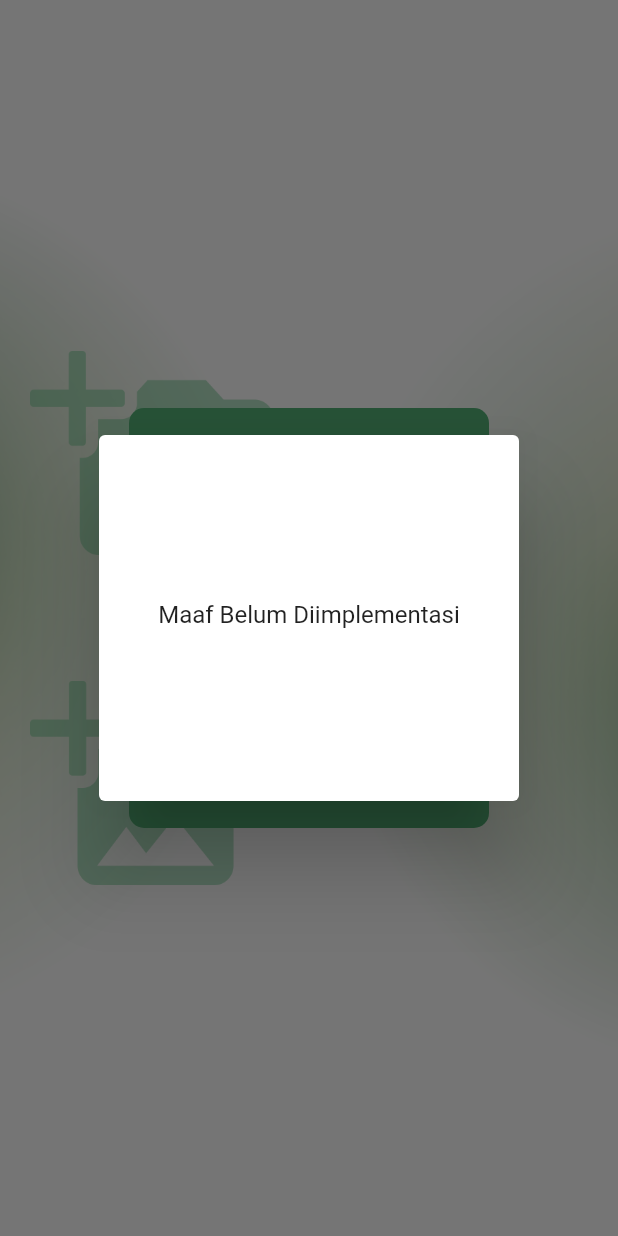
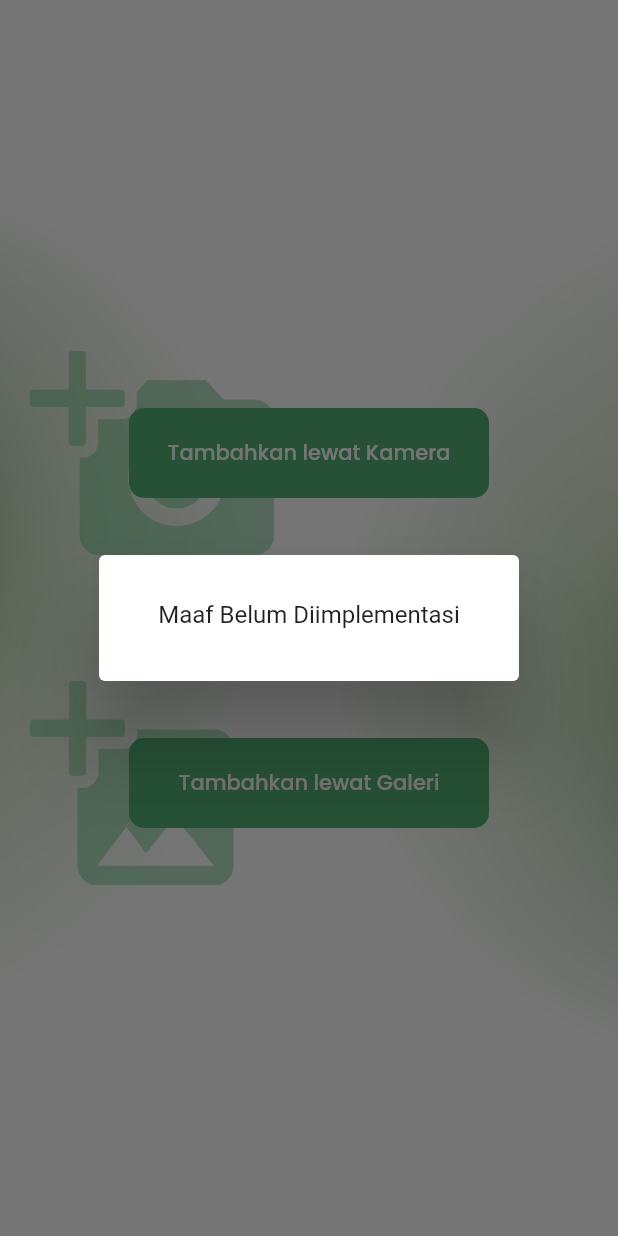
Before and after one commit to danivideda/pindainota, a Flutter app: the MyScaffoldBody widget shown alone on an empty page, opened directly, after a tap on "Tambahkan lewat Galeri", on a phone screen of 412 x 824 dp. Run offline on Flutter 3.47's test engine with Material 2 defaults, Android fonts, the phone set to English and light mode, and no system bars; our stand-ins replace cloud_firestore, firebase_auth, firebase_core, open_file; missing offline and left inert: flutter_genius_scan; accounts and stored records are empty; network calls fail.

```diff
--- a/lib/views/camera.dart
+++ b/lib/views/camera.dart
@@ -151,13 +151,16 @@ class MyScaffoldBody extends StatelessWidget {
                             onPressed: () {
                               AlertDialog alertDialog = new AlertDialog(
                                 content: new Container(
-                                    height: 200,
+                                    height: 40,
                                     child: new Center(
                                       child:
                                           new Text("Maaf Belum Diimplementasi"),
                                     )),
                               );
-                              showDialog(context: context, child: alertDialog);
+                              showDialog(
+                                  context: context,
+                                  child: alertDialog,
+                                  barrierDismissible: true);
                             },
                             child: Center(
                               child: Text(
```
